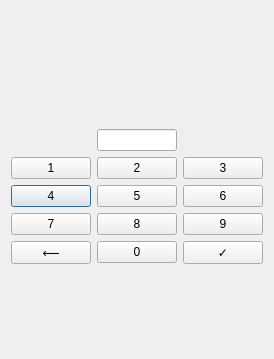
bank-2022/group17, file bankautomat/DLLPinCode/pinwindow.ui: the form before one commit.
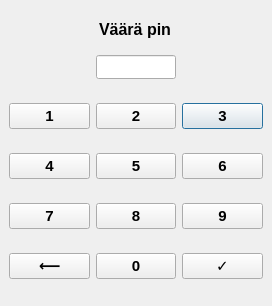
The form after the commit.

Commit message: Käyttöliittymän säätöä

```diff
--- a/bankautomat/DLLPinCode/pinwindow.ui
+++ b/bankautomat/DLLPinCode/pinwindow.ui
@@ -7,7 +7,7 @@
     <x>0</x>
     <y>0</y>
     <width>272</width>
-    <height>359</height>
+    <height>306</height>
    </rect>
   </property>
   <property name="cursor">
@@ -16,102 +16,212 @@
   <property name="windowTitle">
    <string/>
   </property>
-  <layout class="QGridLayout" name="gridLayout_2">
-   <item row="0" column="0">
+  <property name="sizeGripEnabled">
+   <bool>false</bool>
+  </property>
+  <property name="modal">
+   <bool>false</bool>
+  </property>
+  <widget class="QWidget" name="gridLayoutWidget">
+   <property name="geometry">
+    <rect>
+     <x>9</x>
+     <y>37</y>
+     <width>254</width>
+     <height>260</height>
+    </rect>
+   </property>
     <layout class="QGridLayout" name="gridLayout">
+    <item row="1" column="2">
+     <widget class="QPushButton" name="pushButton_3">
+      <property name="font">
+       <font>
+        <pointsize>11</pointsize>
+        <bold>true</bold>
+       </font>
+      </property>
+      <property name="text">
+       <string>3</string>
+      </property>
+     </widget>
+    </item>
      <item row="3" column="0">
-      <widget class="QPushButton" name="pushButton_4">
-       <property name="text">
-        <string>4</string>
-       </property>
-      </widget>
-     </item>
-     <item row="5" column="2">
-      <widget class="QPushButton" name="PushButton_Ok">
-       <property name="text">
-        <string>✓</string>
-       </property>
-      </widget>
-     </item>
-     <item row="2" column="1">
-      <widget class="QPushButton" name="pushButton_2">
-       <property name="text">
-        <string>2</string>
-       </property>
-      </widget>
-     </item>
-     <item row="4" column="2">
-      <widget class="QPushButton" name="pushButton_9">
-       <property name="text">
-        <string>9</string>
-       </property>
-      </widget>
-     </item>
-     <item row="4" column="0">
       <widget class="QPushButton" name="pushButton_7">
+      <property name="font">
+       <font>
+        <pointsize>11</pointsize>
+        <bold>true</bold>
+       </font>
+      </property>
        <property name="text">
         <string>7</string>
        </property>
       </widget>
      </item>
-     <item row="3" column="1">
+    <item row="2" column="1">
       <widget class="QPushButton" name="pushButton_5">
+      <property name="font">
+       <font>
+        <pointsize>11</pointsize>
+        <bold>true</bold>
+       </font>
+      </property>
        <property name="text">
         <string>5</string>
        </property>
       </widget>
      </item>
      <item row="3" column="2">
-      <widget class="QPushButton" name="pushButton_6">
+     <widget class="QPushButton" name="pushButton_9">
+      <property name="font">
+       <font>
+        <pointsize>11</pointsize>
+        <bold>true</bold>
+       </font>
+      </property>
        <property name="text">
-        <string>6</string>
+       <string>9</string>
        </property>
       </widget>
      </item>
-     <item row="5" column="1">
+    <item row="4" column="1">
       <widget class="QPushButton" name="pushButton_0">
+      <property name="font">
+       <font>
+        <pointsize>11</pointsize>
+        <bold>true</bold>
+       </font>
+      </property>
        <property name="text">
         <string>0</string>
        </property>
       </widget>
      </item>
-     <item row="2" column="0">
+    <item row="1" column="0">
       <widget class="QPushButton" name="pushButton_1">
+      <property name="font">
+       <font>
+        <pointsize>11</pointsize>
+        <bold>true</bold>
+       </font>
+      </property>
        <property name="text">
         <string>1</string>
        </property>
       </widget>
      </item>
-     <item row="5" column="0">
+    <item row="2" column="0">
+     <widget class="QPushButton" name="pushButton_4">
+      <property name="font">
+       <font>
+        <pointsize>11</pointsize>
+        <bold>true</bold>
+       </font>
+      </property>
+      <property name="text">
+       <string>4</string>
+      </property>
+     </widget>
+    </item>
+    <item row="3" column="1">
+     <widget class="QPushButton" name="pushButton_8">
+      <property name="font">
+       <font>
+        <pointsize>11</pointsize>
+        <bold>true</bold>
+       </font>
+      </property>
+      <property name="text">
+       <string>8</string>
+      </property>
+     </widget>
+    </item>
+    <item row="4" column="2">
+     <widget class="QPushButton" name="PushButton_Ok">
+      <property name="font">
+       <font>
+        <pointsize>11</pointsize>
+        <bold>true</bold>
+       </font>
+      </property>
+      <property name="text">
+       <string>✓</string>
+      </property>
+     </widget>
+    </item>
+    <item row="2" column="2">
+     <widget class="QPushButton" name="pushButton_6">
+      <property name="font">
+       <font>
+        <pointsize>11</pointsize>
+        <bold>true</bold>
+       </font>
+      </property>
+      <property name="text">
+       <string>6</string>
+      </property>
+     </widget>
+    </item>
+    <item row="4" column="0">
       <widget class="QPushButton" name="PushButton_Back">
+      <property name="font">
+       <font>
+        <pointsize>11</pointsize>
+        <bold>true</bold>
+       </font>
+      </property>
        <property name="text">
         <string>⟵</string>
        </property>
       </widget>
      </item>
      <item row="1" column="1">
-      <widget class="QLineEdit" name="lineEdit"/>
-     </item>
-     <item row="2" column="2">
-      <widget class="QPushButton" name="pushButton_3">
-       <property name="text">
-        <string>3</string>
-       </property>
-      </widget>
-     </item>
-     <item row="4" column="1">
-      <widget class="QPushButton" name="pushButton_8">
+     <widget class="QPushButton" name="pushButton_2">
+      <property name="font">
+       <font>
+        <pointsize>11</pointsize>
+        <bold>true</bold>
+       </font>
+      </property>
        <property name="text">
-        <string>8</string>
+       <string>2</string>
        </property>
       </widget>
      </item>
      <item row="0" column="1">
+     <widget class="QLineEdit" name="lineEdit">
+      <property name="maximumSize">
+       <size>
+        <width>80</width>
+        <height>24</height>
+       </size>
+      </property>
+      <property name="font">
+       <font>
+        <pointsize>11</pointsize>
+        <bold>true</bold>
+       </font>
+      </property>
+      <property name="alignment">
+       <set>Qt::AlignCenter</set>
+      </property>
+     </widget>
+    </item>
+   </layout>
+  </widget>
       <widget class="QLabel" name="label">
+   <property name="geometry">
+    <rect>
+     <x>9</x>
+     <y>18</y>
+     <width>252</width>
+     <height>22</height>
+    </rect>
+   </property>
        <property name="maximumSize">
         <size>
-         <width>100</width>
-         <height>30</height>
+     <width>252</width>
+     <height>22</height>
         </size>
        </property>
        <property name="font">
@@ -121,16 +231,12 @@
         </font>
        </property>
        <property name="text">
-        <string/>
+    <string>Väärä pin</string>
        </property>
        <property name="alignment">
         <set>Qt::AlignCenter</set>
        </property>
       </widget>
-     </item>
-    </layout>
-   </item>
-  </layout>
  </widget>
  <resources/>
  <connections/>
```
Lines whose indentation alone changed are shown as unchanged.
